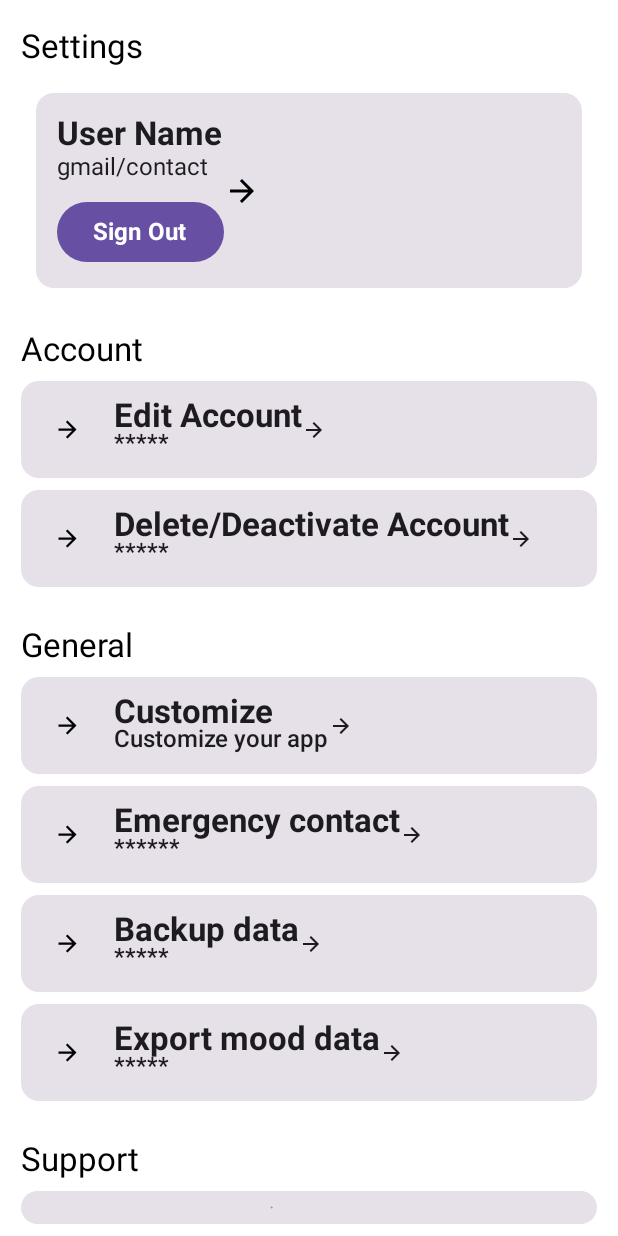
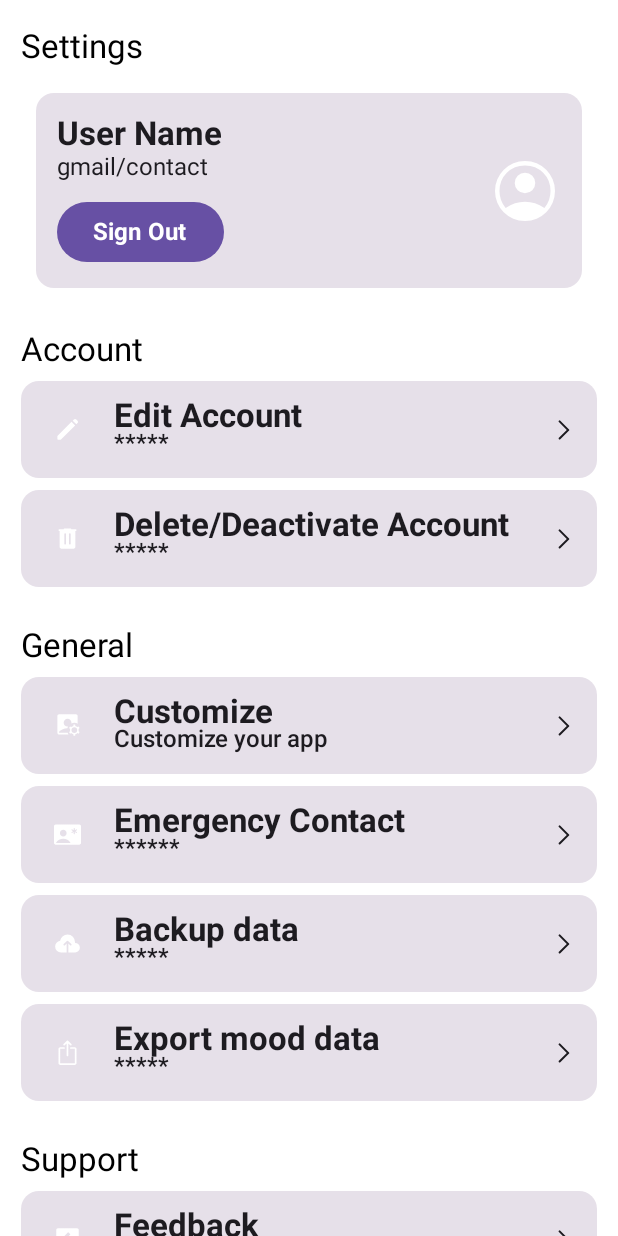
Before and after one commit to chamajay/deepsense, an Android app built with Jetpack Compose: the @Preview function SettingsScreenPreview, on a phone screen of 412 x 824 dp. Run offline under Robolectric (Android 15) with nearby library versions, the phone set to English and light mode, and no system bars.

Commit message:
Add settings screen layout with icons

```diff
--- a/app/src/main/java/com/codestack/deepsense/screens/settings/SettingsScreen.kt
+++ b/app/src/main/java/com/codestack/deepsense/screens/settings/SettingsScreen.kt
@@ -3,30 +3,30 @@ package com.codestack.deepsense.screens.settings
 
 import androidx.compose.foundation.Image
 import androidx.compose.foundation.layout.*
-import androidx.compose.material.icons.Icons
-import androidx.compose.material.icons.filled.ArrowForward
+import androidx.compose.foundation.lazy.LazyColumn
 import androidx.compose.material3.*
 import androidx.compose.runtime.Composable
 import androidx.compose.ui.Alignment
 import androidx.compose.ui.Modifier
 import androidx.compose.ui.graphics.Color
-import androidx.compose.ui.graphics.vector.ImageVector
+import androidx.compose.ui.res.painterResource
 import androidx.compose.ui.text.font.FontWeight
 import androidx.compose.ui.tooling.preview.Preview
 import androidx.compose.ui.unit.dp
+import com.codestack.deepsense.R
 
 
 @Composable
 fun SettingsScreen() {
-    Column {
+    LazyColumn (){
         // HeaderText()
-        ProfileUI()
-        AccountUI()
-        GeneralUI()
-        SupportUI()
-
+        item { ProfileUI() }
+        item { AccountUI() }
+        item { GeneralUI() }
+        item { SupportUI() }
     }
 }
+
 
 
 
@@ -54,46 +54,54 @@ fun GeneralUI() {
             modifier = Modifier.padding(vertical = 8.dp)
         )
         GeneralItems(
-            icon = Icons.Filled.ArrowForward,
-            mainText = "Customize",
+            icon=R.drawable.settings_account_box_48px,
+            mainText = "Customize ",
             subText = "Customize your app",
-            onClick = {}
+            onClick = {},
         )
         GeneralItems(
-            icon = Icons.Filled.ArrowForward,
-            mainText = "Emergency contact",
+            icon=R.drawable.contact_emergency_48px,
+            mainText = "Emergency Contact",
             subText = "******",
             onClick = {}
         )
         GeneralItems(
-            icon = Icons.Filled.ArrowForward,
+            icon=R.drawable.backup_48px,
             mainText = "Backup data",
             subText = "*****",
-            onClick = {}
+            onClick = {},
+
             )
         GeneralItems(
-            icon = Icons.Filled.ArrowForward,
+            icon=R.drawable.ios_share_48px,
             mainText = "Export mood data",
             subText = "*****",
-            onClick = {}
+            onClick = {},
         )
     }
 }
 
+
+
+
+
 @OptIn(ExperimentalMaterial3Api::class)
 @Composable
 fun GeneralItems(
-    icon: ImageVector,
+    icon: Int,
     mainText: String,
     subText: String,
     onClick: () -> Unit
 ) {
     Card(
-
+        onClick = {
+            onClick()
+        },
 
         modifier = Modifier
             .padding(bottom = 8.dp)
             .fillMaxWidth(),
+
 
         ) {
         Row(
@@ -110,10 +118,11 @@ fun GeneralItems(
                     //.background(Color.White)
                 ) {
                     Icon(
-                        icon,
+                        painterResource(id = icon),
                         contentDescription = "",
                         tint = Color.Unspecified,
                         modifier = Modifier.padding(8.dp)
+
 
                     )
                 }
@@ -136,8 +145,17 @@ fun GeneralItems(
                     )
                 }
             }
+            Row(verticalAlignment = Alignment.CenterVertically,
+                horizontalArrangement = Arrangement.End,
+                modifier = Modifier
+                    .fillMaxWidth()
+                    .weight(1f)
+
+            ) {
+
+            }
             Icon(
-                Icons.Filled.ArrowForward,
+                painter=painterResource(id =R.drawable.arrow_forward_ios_48px),
                 contentDescription = "",
                 modifier = Modifier.size(16.dp)
             )
@@ -153,7 +171,7 @@ fun GeneralItems(
 @OptIn(ExperimentalMaterial3Api::class)
 @Composable
 fun AccountItems(
-    icon:ImageVector,
+    icon:Int,
     mainText: String,
     subText: String,
     onClick: () -> Unit
@@ -161,6 +179,9 @@ fun AccountItems(
 
 
     Card(
+        onClick = {
+            onClick()
+        },
 
 
         modifier = Modifier
@@ -182,8 +203,8 @@ fun AccountItems(
                     //.background(Color.White)
                 ) {
                     Icon(
-                        icon,
-                        contentDescription = "",
+                        painterResource(id = icon),
+                        contentDescription="",
                         tint = Color.Unspecified,
                         modifier = Modifier.padding(8.dp)
 
@@ -208,8 +229,17 @@ fun AccountItems(
                     )
                 }
             }
+            Row(verticalAlignment = Alignment.CenterVertically,
+                horizontalArrangement = Arrangement.End,
+                modifier = Modifier
+                    .fillMaxWidth()
+                    .weight(1f)
+
+            ) {
+
+            }
             Icon(
-                Icons.Filled.ArrowForward,
+                painter=painterResource(id =R.drawable.arrow_forward_ios_48px),
                 contentDescription = "",
                 modifier = Modifier.size(16.dp)
             )
@@ -236,13 +266,13 @@ fun AccountUI() {
             modifier = Modifier.padding(vertical = 8.dp)
         )
         AccountItems(
-            icon = Icons.Filled.ArrowForward,
+            icon=R.drawable.edit_48px,
             mainText = "Edit Account",
             subText = "*****",
             onClick = {}
         )
         AccountItems(
-            icon = Icons.Filled.ArrowForward,
+            icon=R.drawable.delete_48px,
             mainText = "Delete/Deactivate Account",
             subText = "*****",
             onClick = {}
@@ -303,11 +333,20 @@ fun ProfileItems() {
 
                 }
             }
+            Row(verticalAlignment = Alignment.CenterVertically,
+                horizontalArrangement = Arrangement.End,
+                modifier = Modifier
+                    .fillMaxWidth()
+                    .weight(1f)
+
+            ) {
+
+            }
 
             Image(
-                Icons.Filled.ArrowForward,
-                contentDescription = "",
-                modifier = Modifier.height(120.dp)
+                painter = painterResource( R.drawable.account_circle_48px),
+                contentDescription ="",
+                modifier =Modifier.height(120.dp)
 
             )
         }
@@ -352,13 +391,13 @@ fun SupportUI() {
             modifier = Modifier.padding(vertical = 8.dp)
         )
         SupportItems(
-            icon = Icons.Filled.ArrowForward,
+            icon=R.drawable.rate_review_48px,
             mainText = "Feedback",
             subText = "*****",
             onClick = {}
         )
         SupportItems(
-            icon = Icons.Filled.ArrowForward,
+            icon=R.drawable.group_48px,
             mainText = "About Us",
             subText = "*****",
             onClick = {}
@@ -369,13 +408,13 @@ fun SupportUI() {
 @OptIn(ExperimentalMaterial3Api::class)
 @Composable
 fun SupportItems
-            ( icon:ImageVector,
+            ( icon:Int,
               mainText: String,
               subText: String,
               onClick: () -> Unit
 ) {
     Card(
-
+        onClick = {},
 
         modifier = Modifier
             .padding(bottom = 8.dp)
@@ -396,7 +435,7 @@ fun SupportItems
                     //.background(Color.White)
                 ) {
                     Icon(
-                        icon,
+                        painterResource(id = icon),
                         contentDescription = "",
                         tint = Color.Unspecified,
                         modifier = Modifier.padding(8.dp)
@@ -422,10 +461,20 @@ fun SupportItems
                     )
                 }
             }
+            Row(verticalAlignment = Alignment.CenterVertically,
+                horizontalArrangement = Arrangement.End,
+                modifier = Modifier
+                    .fillMaxWidth()
+                    .weight(1f)
+
+            ) {
+
+            }
             Icon(
-                Icons.Filled.ArrowForward,
+                painter=painterResource(id =R.drawable.arrow_forward_ios_48px),
                 contentDescription = "",
                 modifier = Modifier.size(16.dp)
+
             )
         }
     }
--- /dev/null
+++ b/app/src/main/res/drawable-nodpi/account_circle_48px.xml
@@ -0,0 +1,10 @@
+<vector xmlns:android="http://schemas.android.com/apk/res/android"
+    android:width="48dp"
+    android:height="48dp"
+    android:viewportWidth="48"
+    android:viewportHeight="48"
+    >
+  <path
+      android:fillColor="@android:color/white"
+      android:pathData="M11.1,35.25Q14.25,33.25 17.325,32.225Q20.4,31.2 24,31.2Q27.6,31.2 30.7,32.225Q33.8,33.25 36.95,35.25Q39.15,32.55 40.075,29.8Q41,27.05 41,24Q41,16.75 36.125,11.875Q31.25,7 24,7Q16.75,7 11.875,11.875Q7,16.75 7,24Q7,27.05 7.95,29.8Q8.9,32.55 11.1,35.25ZM24,25.5Q21.1,25.5 19.125,23.525Q17.15,21.55 17.15,18.65Q17.15,15.75 19.125,13.775Q21.1,11.8 24,11.8Q26.9,11.8 28.875,13.775Q30.85,15.75 30.85,18.65Q30.85,21.55 28.875,23.525Q26.9,25.5 24,25.5ZM24,44Q19.8,44 16.15,42.425Q12.5,40.85 9.8,38.125Q7.1,35.4 5.55,31.75Q4,28.1 4,23.95Q4,19.85 5.575,16.2Q7.15,12.55 9.875,9.85Q12.6,7.15 16.25,5.575Q19.9,4 24.05,4Q28.15,4 31.8,5.575Q35.45,7.15 38.15,9.85Q40.85,12.55 42.425,16.2Q44,19.85 44,24Q44,28.1 42.425,31.75Q40.85,35.4 38.15,38.125Q35.45,40.85 31.8,42.425Q28.15,44 24,44Z"/>
+</vector>
--- /dev/null
+++ b/app/src/main/res/drawable-nodpi/arrow_forward_ios_48px.xml
@@ -0,0 +1,10 @@
+<vector xmlns:android="http://schemas.android.com/apk/res/android"
+    android:width="48dp"
+    android:height="48dp"
+    android:viewportWidth="960"
+    android:viewportHeight="960"
+    >
+  <path
+      android:fillColor="@android:color/white"
+      android:pathData="M276,849Q265,837 264.5,821Q264,805 276,793L591,478L276,163Q265,152 264.5,135.5Q264,119 276,107Q287,95 303.5,94.5Q320,94 332,106L683,457Q688,462 690,467Q692,472 692,478Q692,484 690,489Q688,494 683,499L332,850Q321,861 304.5,861Q288,861 276,849Z"/>
+</vector>
--- /dev/null
+++ b/app/src/main/res/drawable-nodpi/backup_48px.xml
@@ -0,0 +1,10 @@
+<vector xmlns:android="http://schemas.android.com/apk/res/android"
+    android:width="48dp"
+    android:height="48dp"
+    android:viewportWidth="48"
+    android:viewportHeight="48"
+    >
+  <path
+      android:fillColor="@android:color/white"
+      android:pathData="M12.55,40Q8.15,40 5.075,36.925Q2,33.85 2,29.45Q2,25.55 4.5,22.6Q7,19.65 10.85,19.05Q11.85,14.2 15.55,11.125Q19.25,8.05 24.1,8.05Q29.7,8.05 33.55,12.125Q37.4,16.2 37.4,21.9V23.1Q41,23 43.5,25.425Q46,27.85 46,31.55Q46,35 43.5,37.5Q41,40 37.55,40H25.5V24.1L28.6,27.2Q29.05,27.65 29.675,27.625Q30.3,27.6 30.75,27.15Q31.2,26.7 31.2,26.075Q31.2,25.45 30.75,25L25.05,19.35Q24.6,18.9 24,18.9Q23.4,18.9 22.95,19.35L17.25,25.05Q16.8,25.5 16.825,26.1Q16.85,26.7 17.3,27.15Q17.75,27.6 18.375,27.6Q19,27.6 19.45,27.15L22.5,24.1V40Z"/>
+</vector>
--- /dev/null
+++ b/app/src/main/res/drawable-nodpi/contact_emergency_48px.xml
@@ -0,0 +1,10 @@
+<vector xmlns:android="http://schemas.android.com/apk/res/android"
+    android:width="48dp"
+    android:height="48dp"
+    android:viewportWidth="48"
+    android:viewportHeight="48"
+    >
+  <path
+      android:fillColor="@android:color/white"
+      android:pathData="M35,19.75V22.5Q35,22.9 35.3,23.2Q35.6,23.5 36,23.5Q36.4,23.5 36.7,23.2Q37,22.9 37,22.5V19.75L39.4,21.1Q39.8,21.35 40.15,21.25Q40.5,21.15 40.75,20.75Q41,20.35 40.9,20Q40.8,19.65 40.4,19.4L38,18L40.4,16.6Q40.8,16.35 40.9,16Q41,15.65 40.75,15.25Q40.5,14.85 40.15,14.75Q39.8,14.65 39.4,14.9L37,16.25V13.5Q37,13.1 36.7,12.8Q36.4,12.5 36,12.5Q35.6,12.5 35.3,12.8Q35,13.1 35,13.5V16.25L32.6,14.9Q32.2,14.65 31.85,14.75Q31.5,14.85 31.25,15.25Q31,15.65 31.1,16Q31.2,16.35 31.6,16.6L34,18L31.6,19.4Q31.2,19.65 31.1,20Q31,20.35 31.25,20.75Q31.5,21.15 31.85,21.25Q32.2,21.35 32.6,21.1ZM2.95,42Q1.75,42 0.85,41.1Q-0.05,40.2 -0.05,39V9Q-0.05,7.8 0.85,6.9Q1.75,6 2.95,6H45Q46.2,6 47.1,6.9Q48,7.8 48,9V39Q48,40.2 47.1,41.1Q46.2,42 45,42ZM16.45,27.5Q18.9,27.5 20.625,25.775Q22.35,24.05 22.35,21.6Q22.35,19.15 20.625,17.425Q18.9,15.7 16.45,15.7Q14,15.7 12.275,17.425Q10.55,19.15 10.55,21.6Q10.55,24.05 12.275,25.775Q14,27.5 16.45,27.5ZM3.45,39H29.45Q27.2,35.3 23.825,33.4Q20.45,31.5 16.45,31.5Q12.45,31.5 9.05,33.4Q5.65,35.3 3.45,39Z"/>
+</vector>
--- /dev/null
+++ b/app/src/main/res/drawable-nodpi/delete_48px.xml
@@ -0,0 +1,10 @@
+<vector xmlns:android="http://schemas.android.com/apk/res/android"
+    android:width="48dp"
+    android:height="48dp"
+    android:viewportWidth="48"
+    android:viewportHeight="48"
+    >
+  <path
+      android:fillColor="@android:color/white"
+      android:pathData="M13.05,42Q11.85,42 10.95,41.1Q10.05,40.2 10.05,39V10.5H9.5Q8.85,10.5 8.425,10.075Q8,9.65 8,9Q8,8.35 8.425,7.925Q8.85,7.5 9.5,7.5H17.4Q17.4,6.85 17.825,6.425Q18.25,6 18.9,6H29.1Q29.75,6 30.175,6.425Q30.6,6.85 30.6,7.5H38.5Q39.15,7.5 39.575,7.925Q40,8.35 40,9Q40,9.65 39.575,10.075Q39.15,10.5 38.5,10.5H37.95V39Q37.95,40.2 37.05,41.1Q36.15,42 34.95,42ZM18.35,33.2Q18.35,33.85 18.775,34.275Q19.2,34.7 19.85,34.7Q20.5,34.7 20.925,34.275Q21.35,33.85 21.35,33.2V16.25Q21.35,15.6 20.925,15.175Q20.5,14.75 19.85,14.75Q19.2,14.75 18.775,15.175Q18.35,15.6 18.35,16.25ZM26.65,33.2Q26.65,33.85 27.075,34.275Q27.5,34.7 28.15,34.7Q28.8,34.7 29.225,34.275Q29.65,33.85 29.65,33.2V16.25Q29.65,15.6 29.225,15.175Q28.8,14.75 28.15,14.75Q27.5,14.75 27.075,15.175Q26.65,15.6 26.65,16.25Z"/>
+</vector>
--- /dev/null
+++ b/app/src/main/res/drawable-nodpi/edit_48px.xml
@@ -0,0 +1,10 @@
+<vector xmlns:android="http://schemas.android.com/apk/res/android"
+    android:width="48dp"
+    android:height="48dp"
+    android:viewportWidth="48"
+    android:viewportHeight="48"
+    >
+  <path
+      android:fillColor="@android:color/white"
+      android:pathData="M39.7,14.7 L33.3,8.3 35.4,6.2Q36.25,5.35 37.525,5.375Q38.8,5.4 39.65,6.25L41.8,8.4Q42.65,9.25 42.65,10.5Q42.65,11.75 41.8,12.6ZM7.5,42Q6.85,42 6.425,41.575Q6,41.15 6,40.5V36.2Q6,35.9 6.1,35.65Q6.2,35.4 6.45,35.15L31.2,10.4L37.6,16.8L12.85,41.55Q12.6,41.8 12.35,41.9Q12.1,42 11.8,42Z"/>
+</vector>
--- /dev/null
+++ b/app/src/main/res/drawable-nodpi/group_48px.xml
@@ -0,0 +1,10 @@
+<vector xmlns:android="http://schemas.android.com/apk/res/android"
+    android:width="48dp"
+    android:height="48dp"
+    android:viewportWidth="960"
+    android:viewportHeight="960"
+    >
+  <path
+      android:fillColor="@android:color/white"
+      android:pathData="M68,800Q55,800 46.5,791.5Q38,783 38,770L38,706Q38,671 56,642.5Q74,614 106,600Q179,568 237.5,554Q296,540 358,540Q420,540 478,554Q536,568 609,600Q641,614 659.5,642.5Q678,671 678,706L678,770Q678,783 669.5,791.5Q661,800 648,800L68,800ZM716,800Q726,798 732,789.5Q738,781 738,768L738,706Q738,643 706,602.5Q674,562 622,537Q691,545 752,560.5Q813,576 851,596Q884,615 903,643Q922,671 922,706L922,770Q922,783 913.5,791.5Q905,800 892,800L716,800ZM358,479Q292,479 250,437Q208,395 208,329Q208,263 250,221Q292,179 358,179Q424,179 466,221Q508,263 508,329Q508,395 466,437Q424,479 358,479ZM718,329Q718,395 676,437Q634,479 568,479Q557,479 543.5,477.5Q530,476 519,472Q543,447 555.5,410.5Q568,374 568,329Q568,284 555.5,249.5Q543,215 519,186Q530,183 543.5,181Q557,179 568,179Q634,179 676,221Q718,263 718,329Z"/>
+</vector>
--- /dev/null
+++ b/app/src/main/res/drawable-nodpi/ios_share_48px.xml
@@ -0,0 +1,10 @@
+<vector xmlns:android="http://schemas.android.com/apk/res/android"
+    android:width="48dp"
+    android:height="48dp"
+    android:viewportWidth="48"
+    android:viewportHeight="48"
+    >
+  <path
+      android:fillColor="@android:color/white"
+      android:pathData="M23.95,30.65Q23.3,30.65 22.875,30.225Q22.45,29.8 22.45,29.15V7.8L19.1,11.15Q18.7,11.55 18.075,11.55Q17.45,11.55 17,11.1Q16.55,10.65 16.55,10.025Q16.55,9.4 17,8.95L22.9,3.05Q23.15,2.8 23.4,2.7Q23.65,2.6 23.95,2.6Q24.25,2.6 24.5,2.7Q24.75,2.8 25,3.05L30.95,9Q31.35,9.4 31.375,10.025Q31.4,10.65 30.95,11.1Q30.5,11.55 29.875,11.55Q29.25,11.55 28.8,11.1L25.45,7.8V29.15Q25.45,29.8 25.025,30.225Q24.6,30.65 23.95,30.65ZM11,46Q9.8,46 8.9,45.1Q8,44.2 8,43V17.55Q8,16.35 8.9,15.45Q9.8,14.55 11,14.55H17.95Q18.6,14.55 19.025,14.975Q19.45,15.4 19.45,16.05Q19.45,16.7 19.025,17.125Q18.6,17.55 17.95,17.55H11Q11,17.55 11,17.55Q11,17.55 11,17.55V43Q11,43 11,43Q11,43 11,43H37Q37,43 37,43Q37,43 37,43V17.55Q37,17.55 37,17.55Q37,17.55 37,17.55H29.95Q29.3,17.55 28.875,17.125Q28.45,16.7 28.45,16.05Q28.45,15.4 28.875,14.975Q29.3,14.55 29.95,14.55H37Q38.2,14.55 39.1,15.45Q40,16.35 40,17.55V43Q40,44.2 39.1,45.1Q38.2,46 37,46Z"/>
+</vector>
--- /dev/null
+++ b/app/src/main/res/drawable-nodpi/rate_review_48px.xml
@@ -0,0 +1,10 @@
+<vector xmlns:android="http://schemas.android.com/apk/res/android"
+    android:width="48dp"
+    android:height="48dp"
+    android:viewportWidth="48"
+    android:viewportHeight="48"
+    >
+  <path
+      android:fillColor="@android:color/white"
+      android:pathData="M20.25,28H34.5Q35.15,28 35.575,27.575Q36,27.15 36,26.5Q36,25.85 35.575,25.425Q35.15,25 34.5,25H23.25ZM12.75,28H15.35Q15.65,28 15.9,27.875Q16.15,27.75 16.4,27.55L28.55,15.55Q28.85,15.25 28.85,14.8Q28.85,14.35 28.55,14.05L25.8,11.55Q25.55,11.3 25.175,11.3Q24.8,11.3 24.55,11.55L12.45,23.85Q12.25,24.1 12.125,24.35Q12,24.6 12,24.9V27.25Q12,27.55 12.225,27.775Q12.45,28 12.75,28ZM4,40.4V7Q4,5.85 4.9,4.925Q5.8,4 7,4H41Q42.15,4 43.075,4.925Q44,5.85 44,7V33Q44,34.15 43.075,35.075Q42.15,36 41,36H12L6.55,41.45Q5.85,42.15 4.925,41.775Q4,41.4 4,40.4Z"/>
+</vector>
--- /dev/null
+++ b/app/src/main/res/drawable-nodpi/settings_account_box_48px.xml
@@ -0,0 +1,10 @@
+<vector xmlns:android="http://schemas.android.com/apk/res/android"
+    android:width="48dp"
+    android:height="48dp"
+    android:viewportWidth="48"
+    android:viewportHeight="48"
+   >
+  <path
+      android:fillColor="@android:color/white"
+      android:pathData="M9,40Q7.8,40 6.9,39.1Q6,38.2 6,37V7Q6,5.8 6.9,4.9Q7.8,4 9,4H39Q40.2,4 41.1,4.9Q42,5.8 42,7V20.7Q40.65,20 39.175,19.65Q37.7,19.3 36.2,19.3Q34.75,19.3 33.4,19.6Q32.05,19.9 30.85,20.45Q30.95,20.1 30.975,19.775Q31,19.45 31,19.05Q31,16.15 29,14.15Q27,12.15 24.1,12.15Q21.2,12.15 19.2,14.15Q17.2,16.15 17.2,19.05Q17.2,21.95 19.2,23.95Q21.2,25.95 24.1,25.95Q24.35,25.95 24.525,25.95Q24.7,25.95 24.95,25.9Q24.55,26.6 24.275,27.35Q24,28.1 23.75,28.9Q19.4,28.95 15.675,30.675Q11.95,32.4 9,35.15V37H24.3Q24.65,37.85 25.05,38.575Q25.45,39.3 26,40ZM34.65,42 L34.4,39.6Q33.4,39.3 32.35,38.725Q31.3,38.15 30.65,37.45L28.55,38.45L26.8,35.75L28.7,34.25Q28.45,33.1 28.45,32.175Q28.45,31.25 28.7,30.1L26.8,28.6L28.55,25.85L30.65,26.85Q31.3,26.25 32.35,25.65Q33.4,25.05 34.4,24.75L34.65,22.3H37.65L37.95,24.75Q38.95,25.05 40,25.65Q41.05,26.25 41.7,26.85L43.8,25.85L45.55,28.6L43.65,30.1Q43.9,31.25 43.9,32.175Q43.9,33.1 43.65,34.25L45.55,35.75L43.8,38.45L41.7,37.45Q41.05,38.15 40,38.725Q38.95,39.3 37.95,39.6L37.65,42ZM36.15,37.25Q38.35,37.25 39.8,35.8Q41.25,34.35 41.25,32.15Q41.25,29.95 39.8,28.5Q38.35,27.05 36.15,27.05Q33.95,27.05 32.5,28.5Q31.05,29.95 31.05,32.15Q31.05,34.35 32.5,35.8Q33.95,37.25 36.15,37.25Z"/>
+</vector>
```
Lines whose indentation alone changed are shown as unchanged.
